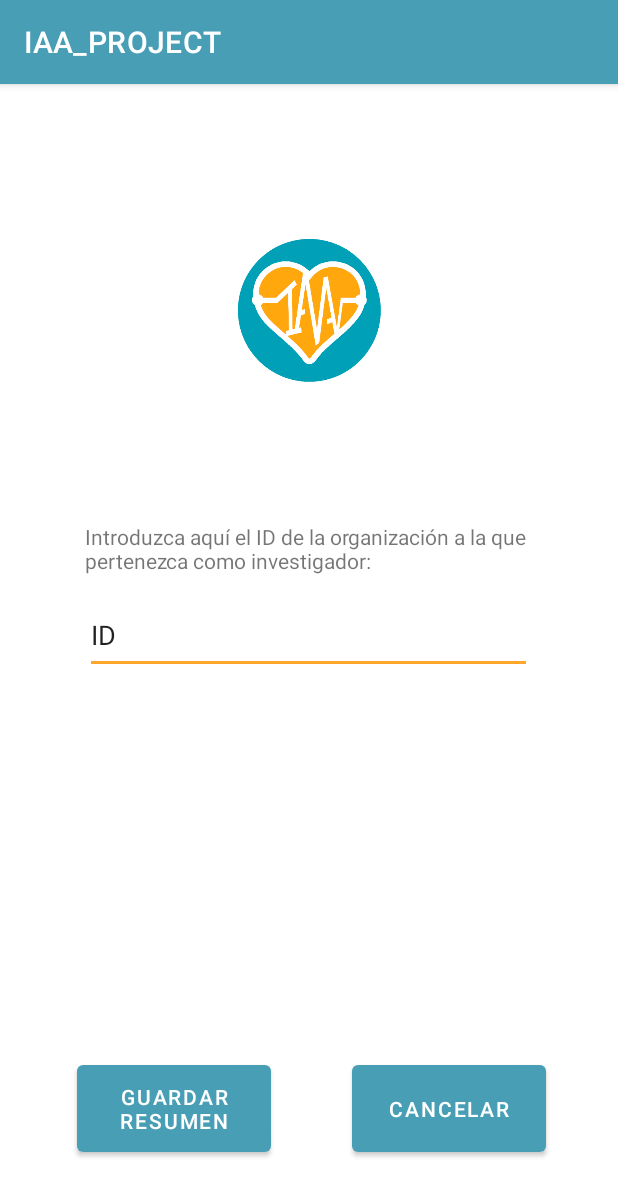
After one commit to ajpalma28/aai-app, an Android app: the GuardadoSesionActivity screen opened directly, with no data from a screen before it, on a phone screen of 412 x 824 dp. The commit adds this screen. Shown: the top 1196 px of the screen. Run offline under Robolectric (Android 15) with nearby library versions, the phone set to English and light mode, and no system bars; 3 statements that could not run were skipped.

Commit message:
#39 Flujo mediciones casi completo
Se ha continuado con el desarrollo del flujo de pantallas de las mediciones, para llegar a guardar los resultados en la base de datos.

Faltaría completarlo e implementar casi al completo la lectura de datos de los dispositivos, su actualización, etc, así como la manera de generar el resumen.

```diff
--- a/code/IAA_APP/app/src/main/AndroidManifest.xml
+++ b/code/IAA_APP/app/src/main/AndroidManifest.xml
@@ -32,6 +32,12 @@
         android:theme="@style/Theme.IAA_PROJECT"
         android:usesCleartextTraffic="true"
         tools:targetApi="31">
+        <activity
+            android:name=".GuardadoSesionActivity"
+            android:exported="false" />
+        <activity
+            android:name=".ResumenMedicionesActivity"
+            android:exported="false" />
         <activity
             android:name=".ComienzoMedicionesActivity"
             android:exported="false" />
--- /dev/null
+++ b/code/IAA_APP/app/src/main/java/com/example/iaa_project/GuardadoSesionActivity.kt
@@ -0,0 +1,118 @@
+package com.example.iaa_project
+
+import android.app.AlertDialog
+import android.bluetooth.BluetoothDevice
+import android.content.Intent
+import androidx.appcompat.app.AppCompatActivity
+import android.os.Bundle
+import android.os.Handler
+import android.os.Looper
+import android.view.Gravity
+import android.widget.Toast
+import androidx.core.app.NotificationCompat
+import androidx.core.app.NotificationManagerCompat
+import com.example.iaa_project.databinding.ActivityGuardadoSesionBinding
+import com.example.iaa_project.databinding.ActivityResumenMedicionesBinding
+import java.util.concurrent.Executors
+
+class GuardadoSesionActivity : AppCompatActivity() {
+
+    var variables : ActivityGuardadoSesionBinding? = null
+    var notifUsuDef = false
+    var idUsuDef = ""
+    var dniUsuDef = ""
+    var apellUsuDef = ""
+    var nombUsuDef = ""
+    var fechaUsuDef = ""
+    var pwUsuDef = ""
+    var conectados = ArrayList<BluetoothDevice>()
+    var pacienteMed = ""
+    var resumenSesion = ""
+    var organizacion = ""
+
+    override fun onCreate(savedInstanceState: Bundle?) {
+        super.onCreate(savedInstanceState)
+        setContentView(R.layout.activity_guardado_sesion)
+
+        variables = ActivityGuardadoSesionBinding.inflate(layoutInflater)
+        setContentView(variables!!.root)
+
+        val bundle = intent.extras
+        notifUsuDef = bundle?.getBoolean("notifUsuDef") == true
+        idUsuDef = bundle?.getString("idUsuDef").toString()
+        dniUsuDef = bundle?.getString("dniUsuDef").toString()
+        apellUsuDef = bundle?.getString("apellUsuDef").toString()
+        nombUsuDef = bundle?.getString("nombUsuDef").toString()
+        fechaUsuDef = bundle?.getString("fechaUsuDef").toString()
+        pwUsuDef = bundle?.getString("pwUsuDef").toString()
+        if(bundle?.getParcelableArrayList<BluetoothDevice>("conectados")!!.isNotEmpty()){
+            conectados.addAll(bundle.getParcelableArrayList("conectados")!!)
+        }
+        pacienteMed = bundle.getString("pacienteMed").toString()
+        resumenSesion = bundle.getString("resumenSesion").toString()
+
+        val executorSesion = Executors.newSingleThreadExecutor()
+
+        val btnGuardadoSesion = variables!!.btnGuardaResumenDef
+        val btnCancelar = variables!!.btnCancelarGuardado
+
+        var etOrganizacion = variables!!.etIdOrganizacion
+
+        btnGuardadoSesion.setOnClickListener {
+            var idOrg = etOrganizacion.text.toString()
+            if(compruebaOrganizacionLleno(idOrg)){
+                val builder = AlertDialog.Builder(this)
+                //set title for alert dialog
+                builder.setTitle(R.string.app_name)
+                //set message for alert dialog
+                builder.setMessage("¿Confirma el guardado de los resultados de la sesión en la organización $idOrg?")
+                // TODO: Probar con el logo de la silueta naranja solo
+                builder.setIcon(R.mipmap.iaa_logo)
+                builder.setPositiveButton("Sí"){_, _ ->
+                    executorSesion.execute {
+                        // TODO: Queda pendiente hacer todo lo de insertar en la base de datos el registro de la Sesión
+                        // TODO: Además, se debe crear una Asociación si el Investigador no está relacionado con la Organización aún
+                        val intento2 = Intent(this, PrincipalActivity::class.java)
+                        intento2.putExtra("notifUsuDef", notifUsuDef)
+                        intento2.putExtra("idUsuDef", idUsuDef)
+                        intento2.putExtra("dniUsuDef", dniUsuDef)
+                        intento2.putExtra("apellUsuDef", apellUsuDef)
+                        intento2.putExtra("nombUsuDef", nombUsuDef)
+                        intento2.putExtra("fechaUsuDef", fechaUsuDef)
+                        intento2.putExtra("pwUsuDef", pwUsuDef)
+                        intento2.putParcelableArrayListExtra("conectados",conectados)
+                        startActivity(intento2)
+                    }
+                }
+                builder.setNegativeButton("No"){_, _ ->
+
+                }
+                // Create the AlertDialog
+                val alertDialog: AlertDialog = builder.create()
+                // Set other dialog properties
+                alertDialog.setCancelable(false)
+                alertDialog.show()
+            }else{
+                Handler(Looper.getMainLooper()).post {
+                    val mensajeError =
+                        "No ha introducido el identificador de la Organización"
+                    val txtMostrar = Toast.makeText(this, mensajeError, Toast.LENGTH_LONG)
+                    txtMostrar.show()
+                }
+            }
+        }
+
+        btnCancelar.setOnClickListener {
+            onBackPressed()
+        }
+
+    }
+
+    fun compruebaOrganizacionLleno(organizacion: String): Boolean{
+        var res = true
+        if(organizacion.isEmpty() || organizacion=="ID"){
+            res = false
+        }
+        return res
+    }
+}
--- /dev/null
+++ b/code/IAA_APP/app/src/main/res/layout/activity_guardado_sesion.xml
@@ -0,0 +1,69 @@
+<?xml version="1.0" encoding="utf-8"?>
+<androidx.constraintlayout.widget.ConstraintLayout xmlns:android="http://schemas.android.com/apk/res/android"
+    xmlns:app="http://schemas.android.com/apk/res-auto"
+    xmlns:tools="http://schemas.android.com/tools"
+    android:layout_width="match_parent"
+    android:layout_height="match_parent"
+    tools:context=".GuardadoSesionActivity">
+
+    <ImageView
+        android:id="@+id/logoGuardaSes1"
+        android:layout_width="95dp"
+        android:layout_height="102dp"
+        android:layout_marginTop="100dp"
+        app:layout_constraintEnd_toEndOf="parent"
+        app:layout_constraintStart_toStartOf="parent"
+        app:layout_constraintTop_toTopOf="parent"
+        app:srcCompat="@mipmap/iaa_logo" />
+
+    <TextView
+        android:id="@+id/textView17"
+        android:layout_width="298dp"
+        android:layout_height="38dp"
+        android:layout_marginTop="90dp"
+        android:text="Introduzca aquí el ID de la organización a la que pertenezca como investigador:"
+        app:layout_constraintEnd_toEndOf="parent"
+        app:layout_constraintHorizontal_bias="0.495"
+        app:layout_constraintStart_toStartOf="parent"
+        app:layout_constraintTop_toBottomOf="@id/logoGuardaSes1" />
+
+    <EditText
+        android:id="@+id/etIdOrganizacion"
+        android:layout_width="298dp"
+        android:layout_height="51dp"
+        android:layout_marginTop="12dp"
+        android:ems="10"
+        android:inputType="textPersonName"
+        android:text="ID"
+        app:layout_constraintEnd_toEndOf="parent"
+        app:layout_constraintHorizontal_bias="0.495"
+        app:layout_constraintStart_toStartOf="parent"
+        app:layout_constraintTop_toBottomOf="@+id/textView17" />
+
+    <Button
+        android:id="@+id/btnGuardaResumenDef"
+        android:layout_width="129dp"
+        android:layout_height="70dp"
+        android:layout_marginStart="48dp"
+        android:layout_marginTop="20dp"
+        android:layout_marginEnd="51dp"
+        android:layout_marginBottom="50dp"
+        android:text="Guardar Resumen"
+        app:layout_constraintBottom_toBottomOf="parent"
+        app:layout_constraintEnd_toStartOf="@+id/btnCancelarGuardado"
+        app:layout_constraintStart_toStartOf="parent"
+        app:layout_constraintVertical_bias="0.0" />
+
+    <Button
+        android:id="@+id/btnCancelarGuardado"
+        android:layout_width="129dp"
+        android:layout_height="70dp"
+        android:layout_marginTop="20dp"
+        android:layout_marginEnd="48dp"
+        android:layout_marginBottom="50dp"
+        android:text="Cancelar"
+        app:layout_constraintBottom_toBottomOf="parent"
+        app:layout_constraintEnd_toEndOf="parent"
+        app:layout_constraintVertical_bias="0.0"
+        tools:ignore="MissingConstraints" />
+</androidx.constraintlayout.widget.ConstraintLayout>
```
Also changed, not shown: code/IAA_APP/app/src/main/java/com/example/iaa_project/ResumenMedicionesActivity.kt (added, +120 -0 lines), code/IAA_APP/app/src/main/java/com/example/iaa_project/VisualiMedActivity.kt (+71 -10 lines), code/IAA_APP/app/src/main/res/layout/activity_resumen_mediciones.xml (added, +68 -0 lines), code/IAA_APP/app/src/main/res/layout/activity_visuali_med.xml (+0 -20 lines), 2 other files.
